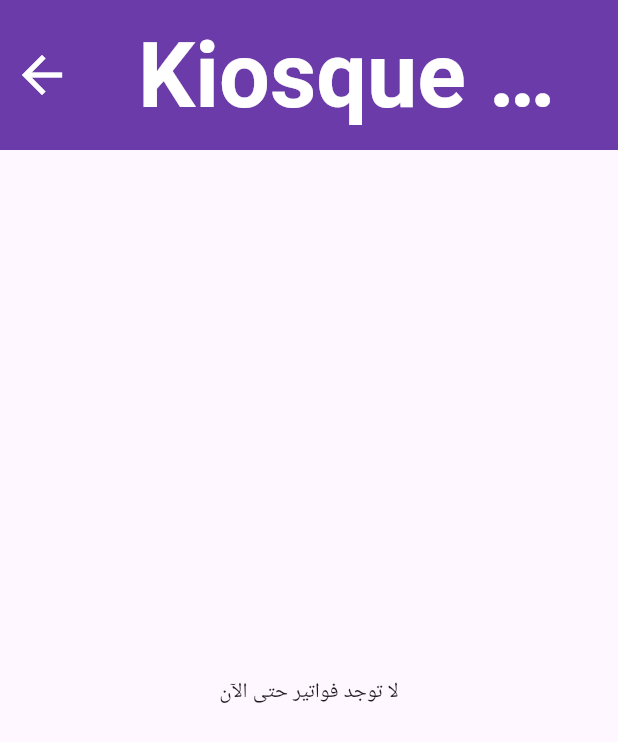
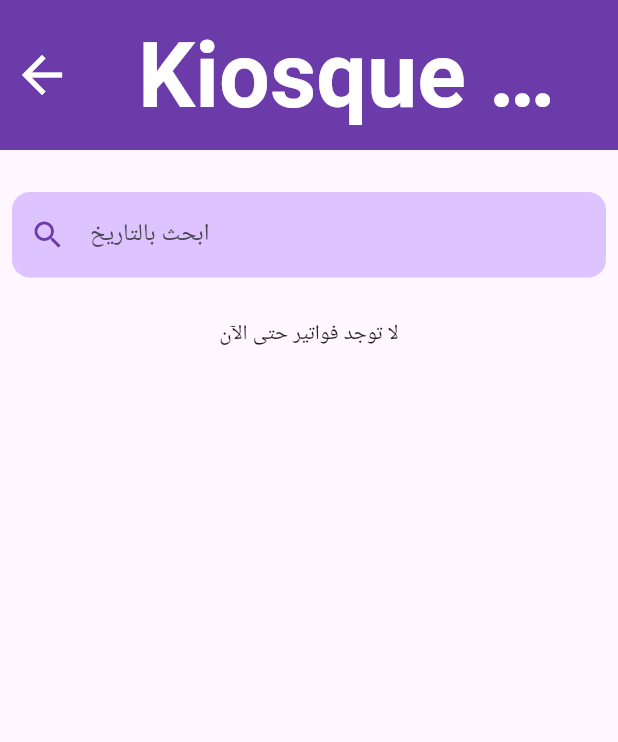
Before and after one commit to RandaBasmalaBenmaiche/simple_pos, a Flutter app: the screen it shows after launch, after a tap on "تاريخ المبيعات", on a phone screen of 412 x 824 dp. Shown: the top 742 px of the screen. Run offline on Flutter 3.47's test engine with Material 3 defaults, Android fonts, the phone set to English and light mode, and no system bars; our stand-ins replace csv, data_table_2, file_picker, sqflite, sqflite_common_ffi; accounts and stored records are empty.

Commit message:
version 2 search history

```diff
--- a/simple_pos/lib/pages/history.dart
+++ b/simple_pos/lib/pages/history.dart
@@ -1,6 +1,7 @@
 import 'package:flutter/material.dart';
 import 'package:simple_pos/components/myAppBar.dart';
 import 'package:simple_pos/services/local_database/model/tableinvoice.dart';
+import 'package:simple_pos/styles/my_colors.dart';
 
 class POSPageHistorique extends StatefulWidget {
   const POSPageHistorique({Key? key}) : super(key: key);
@@ -10,29 +11,70 @@
 }
 
 class _POSPageHistoriqueState extends State<POSPageHistorique> {
+  List<Map<String, dynamic>> All_invoices = [];
   List<Map<String, dynamic>> invoices = [];
+  TextEditingController searchController = TextEditingController();
+
+    Future<void> _loadInvoices() async {
+    final invoiceTable = DInvoiceTable();
+    final data = await invoiceTable.getInvoices();
+    setState(() {
+      All_invoices = data;
+      invoices = data;
+    });
+  }
+
+  void _onSearchChanged() {
+    final query = searchController.text.toLowerCase();
+
+
+    if (query.isEmpty) {
+      setState(() => invoices = List.from(All_invoices));
+      return;
+    }
+
+    final filtered = All_invoices.where((item) {
+      final date = item['date'].toString().toLowerCase();
+      return date.contains(query);
+    }).toList();
+
+    setState(() => invoices = filtered);
+  }
 
   @override
   void initState() {
     super.initState();
     _loadInvoices();
-  }
-
-  Future<void> _loadInvoices() async {
-    final invoiceTable = DInvoiceTable();
-    final data = await invoiceTable.getInvoices();
-    setState(() {
-      invoices = data;
-    });
+    searchController.addListener(_onSearchChanged);
   }
 
   @override
   Widget build(BuildContext context) {
     return Scaffold(
       appBar: const CustomPOSAppBar(showReturnButton: true),
-      body: invoices.isEmpty
-          ? const Center(child: Text("لا توجد فواتير حتى الآن"))
-          : ListView.builder(
+      body:
+          Column(
+            children: [
+              const SizedBox(height: 20,),
+              Padding(
+                padding: const EdgeInsets.all(8.0),
+                child: TextField(
+                      controller: searchController,
+                      decoration: InputDecoration(
+                        hintText: "ابحث بالتاريخ",
+                        filled: true,
+                        fillColor: MyColors.secondColor,
+                        border: OutlineInputBorder(
+                          borderRadius: BorderRadius.circular(12),
+                          borderSide: BorderSide.none,
+                        ),
+                        prefixIcon: Icon(Icons.search, color: MyColors.mainColor),
+                      ),
+                    ),
+              ),
+              const SizedBox(height: 20,),
+              (invoices.isNotEmpty)?Flexible(
+                child: ListView.builder(
                     itemCount: invoices.length,
                     itemBuilder: (context, index) {
                       final invoice = invoices[index];
@@ -81,6 +123,10 @@
                       );
                     },
                   ),
+              ):const Center(child: Text("لا توجد فواتير حتى الآن"))
+
+            ],
+          ),
     );
   }
 }
--- a/simple_pos/lib/services/local_database/dbFactory.dart
+++ b/simple_pos/lib/services/local_database/dbFactory.dart
@@ -7,7 +7,7 @@
 
 
 class DBfactory {
-  static const _database_name = " POS_DB_.db";
+  static const _database_name = " POS_DB_tt.db";
   static const _database_version = 1;
   static var database;
 
```
Lines whose indentation alone changed are shown as unchanged.
